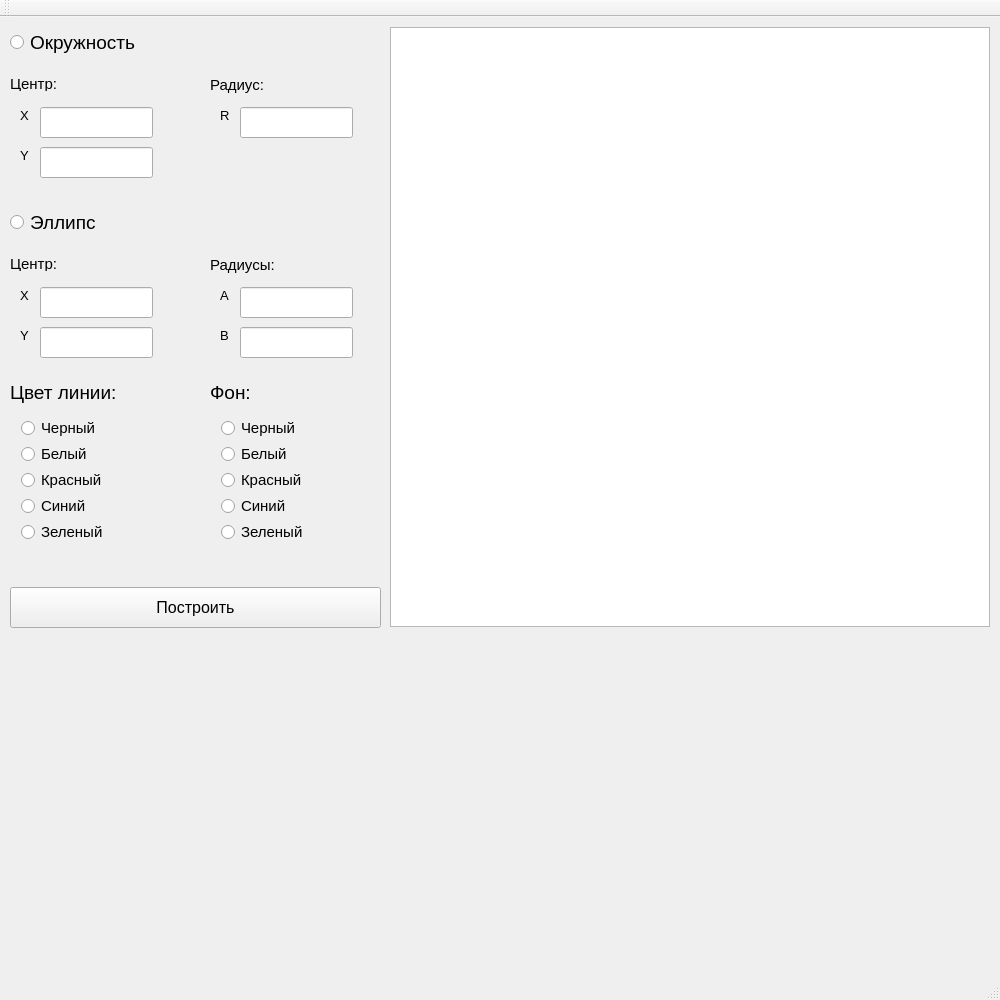
Old version of the form lab_04/mainwindow.ui in the repository Xatabch/computer_graphics.
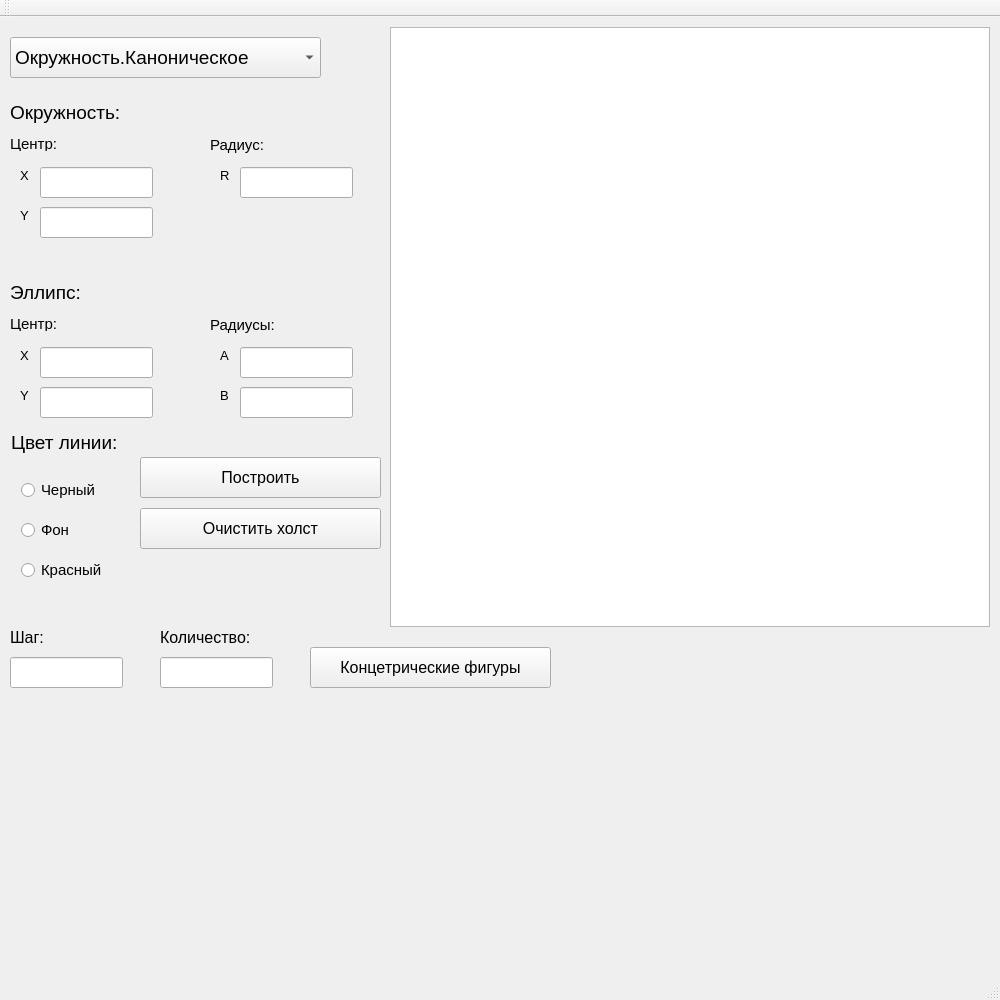
New version of the form.

Diff of the .ui file:
```diff
--- a/lab_04/mainwindow.ui
+++ b/lab_04/mainwindow.ui
@@ -40,7 +40,7 @@
     <property name="geometry">
      <rect>
       <x>40</x>
-      <y>90</y>
+      <y>150</y>
       <width>113</width>
       <height>31</height>
      </rect>
@@ -50,7 +50,7 @@
     <property name="geometry">
      <rect>
       <x>10</x>
-      <y>60</y>
+      <y>120</y>
       <width>59</width>
       <height>14</height>
      </rect>
@@ -68,7 +68,7 @@
     <property name="geometry">
      <rect>
       <x>20</x>
-      <y>90</y>
+      <y>150</y>
       <width>16</width>
       <height>16</height>
      </rect>
@@ -86,7 +86,7 @@
     <property name="geometry">
      <rect>
       <x>20</x>
-      <y>130</y>
+      <y>190</y>
       <width>16</width>
       <height>16</height>
      </rect>
@@ -104,7 +104,7 @@
     <property name="geometry">
      <rect>
       <x>40</x>
-      <y>130</y>
+      <y>190</y>
       <width>113</width>
       <height>31</height>
      </rect>
@@ -114,7 +114,7 @@
     <property name="geometry">
      <rect>
       <x>210</x>
-      <y>60</y>
+      <y>120</y>
       <width>81</width>
       <height>16</height>
      </rect>
@@ -132,7 +132,7 @@
     <property name="geometry">
      <rect>
       <x>240</x>
-      <y>90</y>
+      <y>150</y>
       <width>113</width>
       <height>31</height>
      </rect>
@@ -142,7 +142,7 @@
     <property name="geometry">
      <rect>
       <x>220</x>
-      <y>90</y>
+      <y>150</y>
       <width>16</width>
       <height>16</height>
      </rect>
@@ -156,47 +156,11 @@
      <string>R</string>
     </property>
    </widget>
-   <widget class="QRadioButton" name="radioButton">
-    <property name="geometry">
-     <rect>
-      <x>10</x>
-      <y>10</y>
-      <width>161</width>
-      <height>31</height>
-     </rect>
-    </property>
-    <property name="font">
-     <font>
-      <pointsize>14</pointsize>
-     </font>
-    </property>
-    <property name="text">
-     <string>Окружность</string>
-    </property>
-   </widget>
-   <widget class="QRadioButton" name="radioButton_2">
-    <property name="geometry">
-     <rect>
-      <x>10</x>
-      <y>190</y>
-      <width>161</width>
-      <height>31</height>
-     </rect>
-    </property>
-    <property name="font">
-     <font>
-      <pointsize>14</pointsize>
-     </font>
-    </property>
-    <property name="text">
-     <string>Эллипс</string>
-    </property>
-   </widget>
    <widget class="QLabel" name="label_7">
     <property name="geometry">
      <rect>
       <x>10</x>
-      <y>240</y>
+      <y>300</y>
       <width>59</width>
       <height>14</height>
      </rect>
@@ -214,7 +178,7 @@
     <property name="geometry">
      <rect>
       <x>40</x>
-      <y>270</y>
+      <y>330</y>
       <width>113</width>
       <height>31</height>
      </rect>
@@ -224,7 +188,7 @@
     <property name="geometry">
      <rect>
       <x>40</x>
-      <y>310</y>
+      <y>370</y>
       <width>113</width>
       <height>31</height>
      </rect>
@@ -234,7 +198,7 @@
     <property name="geometry">
      <rect>
       <x>20</x>
-      <y>310</y>
+      <y>370</y>
       <width>16</width>
       <height>16</height>
      </rect>
@@ -252,7 +216,7 @@
     <property name="geometry">
      <rect>
       <x>20</x>
-      <y>270</y>
+      <y>330</y>
       <width>16</width>
       <height>16</height>
      </rect>
@@ -270,7 +234,7 @@
     <property name="geometry">
      <rect>
       <x>210</x>
-      <y>240</y>
+      <y>300</y>
       <width>81</width>
       <height>16</height>
      </rect>
@@ -288,7 +252,7 @@
     <property name="geometry">
      <rect>
       <x>240</x>
-      <y>270</y>
+      <y>330</y>
       <width>113</width>
       <height>31</height>
      </rect>
@@ -298,7 +262,7 @@
     <property name="geometry">
      <rect>
       <x>220</x>
-      <y>270</y>
+      <y>330</y>
       <width>16</width>
       <height>16</height>
      </rect>
@@ -316,7 +280,7 @@
     <property name="geometry">
      <rect>
       <x>220</x>
-      <y>310</y>
+      <y>370</y>
       <width>16</width>
       <height>16</height>
      </rect>
@@ -334,7 +298,7 @@
     <property name="geometry">
      <rect>
       <x>240</x>
-      <y>310</y>
+      <y>370</y>
       <width>113</width>
       <height>31</height>
      </rect>
@@ -343,9 +307,9 @@
    <widget class="QPushButton" name="pushButton">
     <property name="geometry">
      <rect>
-      <x>10</x>
-      <y>570</y>
-      <width>371</width>
+      <x>140</x>
+      <y>440</y>
+      <width>241</width>
       <height>41</height>
      </rect>
     </property>
@@ -361,8 +325,8 @@
    <widget class="QLabel" name="label_10">
     <property name="geometry">
      <rect>
-      <x>10</x>
-      <y>360</y>
+      <x>11</x>
+      <y>410</y>
       <width>131</width>
       <height>31</height>
      </rect>
@@ -376,29 +340,11 @@
      <string>Цвет линии:</string>
     </property>
    </widget>
-   <widget class="QLabel" name="label_11">
-    <property name="geometry">
-     <rect>
-      <x>210</x>
-      <y>360</y>
-      <width>131</width>
-      <height>31</height>
-     </rect>
-    </property>
-    <property name="font">
-     <font>
-      <pointsize>14</pointsize>
-     </font>
-    </property>
-    <property name="text">
-     <string>Фон:</string>
-    </property>
-   </widget>
    <widget class="QWidget" name="gridLayoutWidget">
     <property name="geometry">
      <rect>
       <x>10</x>
-      <y>390</y>
+      <y>440</y>
       <width>160</width>
       <height>146</height>
      </rect>
@@ -436,107 +382,194 @@
         </font>
        </property>
        <property name="text">
-        <string>Белый</string>
+        <string>Фон</string>
        </property>
       </widget>
      </item>
-     <item row="3" column="0">
-      <widget class="QRadioButton" name="radioButton_6">
+    </layout>
+   </widget>
+   <widget class="QComboBox" name="comboBox">
+    <property name="geometry">
+     <rect>
+      <x>10</x>
+      <y>20</y>
+      <width>311</width>
+      <height>41</height>
+     </rect>
+    </property>
        <property name="font">
         <font>
-         <pointsize>11</pointsize>
-        </font>
-       </property>
+      <pointsize>14</pointsize>
+     </font>
+    </property>
+    <item>
        <property name="text">
-        <string>Синий</string>
-       </property>
-      </widget>
-     </item>
-     <item row="4" column="0">
-      <widget class="QRadioButton" name="radioButton_7">
+      <string>Окружность.Каноническое</string>
+     </property>
+    </item>
+    <item>
+     <property name="text">
+      <string>Окружность.Параметрическое</string>
+     </property>
+    </item>
+    <item>
+     <property name="text">
+      <string>Окружность.Брезенхем</string>
+     </property>
+    </item>
+    <item>
+     <property name="text">
+      <string>Окружность.Средних точек</string>
+     </property>
+    </item>
+    <item>
+     <property name="text">
+      <string>Эллипс.Каноническое</string>
+     </property>
+    </item>
+    <item>
+     <property name="text">
+      <string>Эллипс.Параметрическое</string>
+     </property>
+    </item>
+    <item>
+     <property name="text">
+      <string>Эллипс.Брезенхем</string>
+     </property>
+    </item>
+    <item>
+     <property name="text">
+      <string>Эллипс.Средних точек</string>
+     </property>
+    </item>
+   </widget>
+   <widget class="QLabel" name="label">
+    <property name="geometry">
+     <rect>
+      <x>10</x>
+      <y>80</y>
+      <width>141</width>
+      <height>31</height>
+     </rect>
+    </property>
        <property name="font">
         <font>
-         <pointsize>11</pointsize>
+      <pointsize>14</pointsize>
         </font>
        </property>
        <property name="text">
-        <string>Зеленый</string>
-       </property>
-      </widget>
-     </item>
-    </layout>
-   </widget>
-   <widget class="QWidget" name="gridLayoutWidget_2">
+     <string>Окружность:</string>
+    </property>
+   </widget>
+   <widget class="QLabel" name="label_12">
     <property name="geometry">
      <rect>
-      <x>210</x>
-      <y>390</y>
-      <width>160</width>
-      <height>146</height>
+      <x>10</x>
+      <y>260</y>
+      <width>141</width>
+      <height>31</height>
      </rect>
     </property>
-    <layout class="QGridLayout" name="gridLayout_2">
-     <item row="0" column="0">
-      <widget class="QRadioButton" name="radioButton_8">
        <property name="font">
         <font>
-         <pointsize>11</pointsize>
+      <pointsize>14</pointsize>
         </font>
        </property>
        <property name="text">
-        <string>Черный</string>
-       </property>
-      </widget>
-     </item>
-     <item row="2" column="0">
-      <widget class="QRadioButton" name="radioButton_9">
+     <string>Эллипс:</string>
+    </property>
+   </widget>
+   <widget class="QPushButton" name="pushButton_2">
+    <property name="geometry">
+     <rect>
+      <x>140</x>
+      <y>491</y>
+      <width>241</width>
+      <height>41</height>
+     </rect>
+    </property>
        <property name="font">
         <font>
-         <pointsize>11</pointsize>
+      <pointsize>12</pointsize>
         </font>
        </property>
        <property name="text">
-        <string>Красный</string>
-       </property>
-      </widget>
-     </item>
-     <item row="1" column="0">
-      <widget class="QRadioButton" name="radioButton_10">
+     <string>Очистить холст</string>
+    </property>
+   </widget>
+   <widget class="QPushButton" name="pushButton_3">
+    <property name="geometry">
+     <rect>
+      <x>310</x>
+      <y>630</y>
+      <width>241</width>
+      <height>41</height>
+     </rect>
+    </property>
        <property name="font">
         <font>
-         <pointsize>11</pointsize>
+      <pointsize>12</pointsize>
         </font>
        </property>
        <property name="text">
-        <string>Белый</string>
-       </property>
-      </widget>
-     </item>
-     <item row="3" column="0">
-      <widget class="QRadioButton" name="radioButton_11">
+     <string>Концетрические фигуры</string>
+    </property>
+   </widget>
+   <widget class="QLineEdit" name="lineEdit_6">
+    <property name="geometry">
+     <rect>
+      <x>10</x>
+      <y>640</y>
+      <width>113</width>
+      <height>31</height>
+     </rect>
+    </property>
+   </widget>
+   <widget class="QLabel" name="label_11">
+    <property name="geometry">
+     <rect>
+      <x>10</x>
+      <y>610</y>
+      <width>59</width>
+      <height>21</height>
+     </rect>
+    </property>
        <property name="font">
         <font>
-         <pointsize>11</pointsize>
+      <pointsize>12</pointsize>
         </font>
        </property>
        <property name="text">
-        <string>Синий</string>
-       </property>
-      </widget>
-     </item>
-     <item row="4" column="0">
-      <widget class="QRadioButton" name="radioButton_12">
+     <string>Шаг:</string>
+    </property>
+   </widget>
+   <widget class="QLabel" name="label_13">
+    <property name="geometry">
+     <rect>
+      <x>160</x>
+      <y>610</y>
+      <width>141</width>
+      <height>21</height>
+     </rect>
+    </property>
        <property name="font">
         <font>
-         <pointsize>11</pointsize>
+      <pointsize>12</pointsize>
         </font>
        </property>
        <property name="text">
-        <string>Зеленый</string>
-       </property>
-      </widget>
-     </item>
-    </layout>
+     <string>Количество:</string>
+    </property>
+   </widget>
+   <widget class="QLineEdit" name="lineEdit_7">
+    <property name="geometry">
+     <rect>
+      <x>160</x>
+      <y>640</y>
+      <width>113</width>
+      <height>31</height>
+     </rect>
+    </property>
    </widget>
   </widget>
   <widget class="QMenuBar" name="menuBar">
```
Lines whose indentation alone changed are shown as unchanged.
